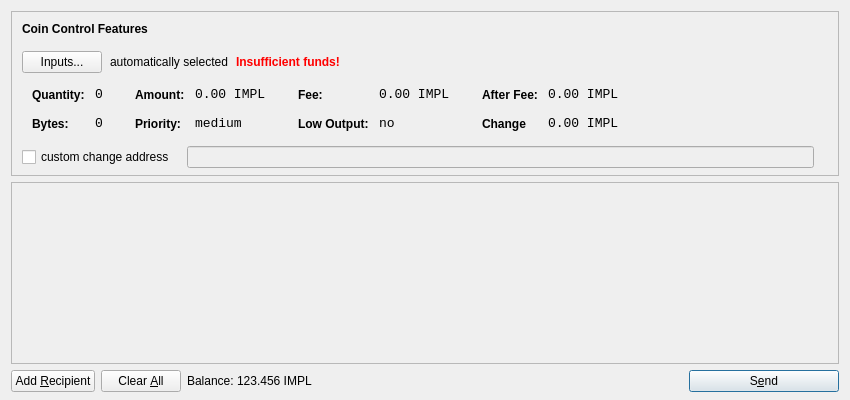
Above: src/qt/forms/sendcoinsdialog.ui from minblock/compute before the change. Below: the same form after it.
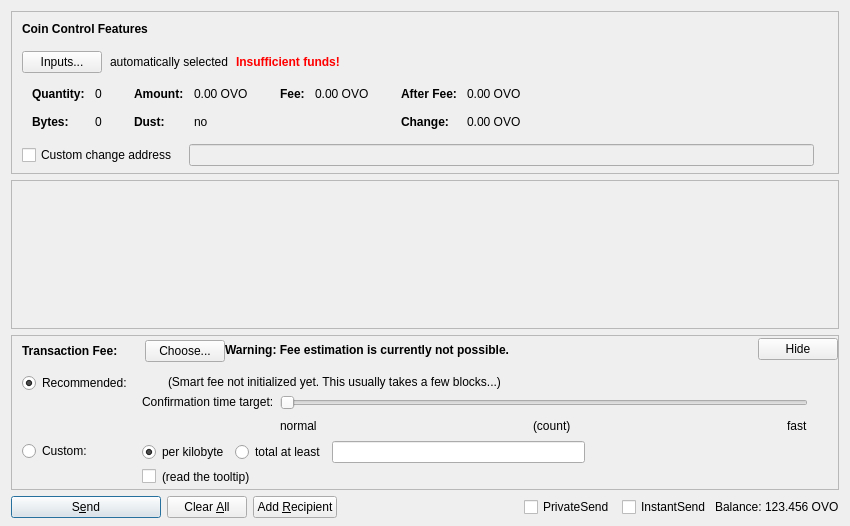
That is the form after the change. Icons and pictures are not drawn. Custom widgets are drawn as their Qt base class.

```diff
--- a/src/qt/forms/sendcoinsdialog.ui
+++ b/src/qt/forms/sendcoinsdialog.ui
@@ -7,13 +7,13 @@
     <x>0</x>
     <y>0</y>
     <width>850</width>
-    <height>400</height>
+    <height>526</height>
    </rect>
   </property>
   <property name="windowTitle">
    <string>Send Coins</string>
   </property>
-  <layout class="QVBoxLayout" name="verticalLayout" stretch="0,1,0">
+  <layout class="QVBoxLayout" name="verticalLayout" stretch="0,1,0,0">
    <property name="bottomMargin">
     <number>8</number>
    </property>
@@ -39,7 +39,7 @@
      </property>
      <layout class="QVBoxLayout" name="verticalLayoutCoinControl2">
       <property name="spacing">
-       <number>-1</number>
+       <number>0</number>
       </property>
       <property name="leftMargin">
        <number>0</number>
@@ -206,8 +206,11 @@
                </property>
                <item row="0" column="0">
                 <widget class="QLabel" name="labelCoinControlQuantityText">
-                 <property name="styleSheet">
-                  <string notr="true">font-weight:bold;</string>
+                 <property name="font">
+                  <font>
+                   <weight>75</weight>
+                   <bold>true</bold>
+                  </font>
                  </property>
                  <property name="text">
                   <string>Quantity:</string>
@@ -219,12 +222,6 @@
                </item>
                <item row="0" column="1">
                 <widget class="QLabel" name="labelCoinControlQuantity">
-                 <property name="font">
-                  <font>
-                   <family>Monospace</family>
-                   <pointsize>10</pointsize>
-                  </font>
-                 </property>
                  <property name="cursor">
                   <cursorShape>IBeamCursor</cursorShape>
                  </property>
@@ -244,8 +241,11 @@
                </item>
                <item row="1" column="0">
                 <widget class="QLabel" name="labelCoinControlBytesText">
-                 <property name="styleSheet">
-                  <string notr="true">font-weight:bold;</string>
+                 <property name="font">
+                  <font>
+                   <weight>75</weight>
+                   <bold>true</bold>
+                  </font>
                  </property>
                  <property name="text">
                   <string>Bytes:</string>
@@ -254,12 +254,6 @@
                </item>
                <item row="1" column="1">
                 <widget class="QLabel" name="labelCoinControlBytes">
-                 <property name="font">
-                  <font>
-                   <family>Monospace</family>
-                   <pointsize>10</pointsize>
-                  </font>
-                 </property>
                  <property name="cursor">
                   <cursorShape>IBeamCursor</cursorShape>
                  </property>
@@ -295,8 +289,11 @@
                </property>
                <item row="0" column="0">
                 <widget class="QLabel" name="labelCoinControlAmountText">
-                 <property name="styleSheet">
-                  <string notr="true">font-weight:bold;</string>
+                 <property name="font">
+                  <font>
+                   <weight>75</weight>
+                   <bold>true</bold>
+                  </font>
                  </property>
                  <property name="text">
                   <string>Amount:</string>
@@ -308,12 +305,6 @@
                </item>
                <item row="0" column="1">
                 <widget class="QLabel" name="labelCoinControlAmount">
-                 <property name="font">
-                  <font>
-                   <family>Monospace</family>
-                   <pointsize>10</pointsize>
-                  </font>
-                 </property>
                  <property name="cursor">
                   <cursorShape>IBeamCursor</cursorShape>
                  </property>
@@ -321,7 +312,7 @@
                   <enum>Qt::ActionsContextMenu</enum>
                  </property>
                  <property name="text">
-                  <string notr="true">0.00 IMPL</string>
+                  <string notr="true">0.00 OVO</string>
                  </property>
                  <property name="textInteractionFlags">
                   <set>Qt::LinksAccessibleByMouse|Qt::TextSelectableByKeyboard|Qt::TextSelectableByMouse</set>
@@ -329,23 +320,20 @@
                 </widget>
                </item>
                <item row="1" column="0">
-                <widget class="QLabel" name="labelCoinControlPriorityText">
-                 <property name="styleSheet">
-                  <string notr="true">font-weight:bold;</string>
+                <widget class="QLabel" name="labelCoinControlLowOutputText">
+                 <property name="font">
+                  <font>
+                   <weight>75</weight>
+                   <bold>true</bold>
+                  </font>
                  </property>
                  <property name="text">
-                  <string>Priority:</string>
+                  <string>Dust:</string>
                  </property>
                 </widget>
                </item>
                <item row="1" column="1">
-                <widget class="QLabel" name="labelCoinControlPriority">
-                 <property name="font">
-                  <font>
-                   <family>Monospace</family>
-                   <pointsize>10</pointsize>
-                  </font>
-                 </property>
+                <widget class="QLabel" name="labelCoinControlLowOutput">
                  <property name="cursor">
                   <cursorShape>IBeamCursor</cursorShape>
                  </property>
@@ -353,7 +341,7 @@
                   <enum>Qt::ActionsContextMenu</enum>
                  </property>
                  <property name="text">
-                  <string>medium</string>
+                  <string notr="true">no</string>
                  </property>
                  <property name="textInteractionFlags">
                   <set>Qt::LinksAccessibleByMouse|Qt::TextSelectableByKeyboard|Qt::TextSelectableByMouse</set>
@@ -381,8 +369,11 @@
                </property>
                <item row="0" column="0">
                 <widget class="QLabel" name="labelCoinControlFeeText">
-                 <property name="styleSheet">
-                  <string notr="true">font-weight:bold;</string>
+                 <property name="font">
+                  <font>
+                   <weight>75</weight>
+                   <bold>true</bold>
+                  </font>
                  </property>
                  <property name="text">
                   <string>Fee:</string>
@@ -394,12 +385,6 @@
                </item>
                <item row="0" column="1">
                 <widget class="QLabel" name="labelCoinControlFee">
-                 <property name="font">
-                  <font>
-                   <family>Monospace</family>
-                   <pointsize>10</pointsize>
-                  </font>
-                 </property>
                  <property name="cursor">
                   <cursorShape>IBeamCursor</cursorShape>
                  </property>
@@ -407,39 +392,7 @@
                   <enum>Qt::ActionsContextMenu</enum>
                  </property>
                  <property name="text">
-                  <string notr="true">0.00 IMPL</string>
-                 </property>
-                 <property name="textInteractionFlags">
-                  <set>Qt::LinksAccessibleByMouse|Qt::TextSelectableByKeyboard|Qt::TextSelectableByMouse</set>
-                 </property>
-                </widget>
-               </item>
-               <item row="1" column="0">
-                <widget class="QLabel" name="labelCoinControlLowOutputText">
-                 <property name="styleSheet">
-                  <string notr="true">font-weight:bold;</string>
-                 </property>
-                 <property name="text">
-                  <string>Low Output:</string>
-                 </property>
-                </widget>
-               </item>
-               <item row="1" column="1">
-                <widget class="QLabel" name="labelCoinControlLowOutput">
-                 <property name="font">
-                  <font>
-                   <family>Monospace</family>
-                   <pointsize>10</pointsize>
-                  </font>
-                 </property>
-                 <property name="cursor">
-                  <cursorShape>IBeamCursor</cursorShape>
-                 </property>
-                 <property name="contextMenuPolicy">
-                  <enum>Qt::ActionsContextMenu</enum>
-                 </property>
-                 <property name="text">
-                  <string>no</string>
+                  <string notr="true">0.00 OVO</string>
                  </property>
                  <property name="textInteractionFlags">
                   <set>Qt::LinksAccessibleByMouse|Qt::TextSelectableByKeyboard|Qt::TextSelectableByMouse</set>
@@ -467,8 +420,11 @@
                </property>
                <item row="0" column="0">
                 <widget class="QLabel" name="labelCoinControlAfterFeeText">
-                 <property name="styleSheet">
-                  <string notr="true">font-weight:bold;</string>
+                 <property name="font">
+                  <font>
+                   <weight>75</weight>
+                   <bold>true</bold>
+                  </font>
                  </property>
                  <property name="text">
                   <string>After Fee:</string>
@@ -480,12 +436,6 @@
                </item>
                <item row="0" column="1">
                 <widget class="QLabel" name="labelCoinControlAfterFee">
-                 <property name="font">
-                  <font>
-                   <family>Monospace</family>
-                   <pointsize>10</pointsize>
-                  </font>
-                 </property>
                  <property name="cursor">
                   <cursorShape>IBeamCursor</cursorShape>
                  </property>
@@ -493,7 +443,7 @@
                   <enum>Qt::ActionsContextMenu</enum>
                  </property>
                  <property name="text">
-                  <string notr="true">0.00 IMPL</string>
+                  <string notr="true">0.00 OVO</string>
                  </property>
                  <property name="textInteractionFlags">
                   <set>Qt::LinksAccessibleByMouse|Qt::TextSelectableByKeyboard|Qt::TextSelectableByMouse</set>
@@ -502,22 +452,19 @@
                </item>
                <item row="1" column="0">
                 <widget class="QLabel" name="labelCoinControlChangeText">
-                 <property name="styleSheet">
-                  <string notr="true">font-weight:bold;</string>
+                 <property name="font">
+                  <font>
+                   <weight>75</weight>
+                   <bold>true</bold>
+                  </font>
                  </property>
                  <property name="text">
-                  <string>Change</string>
+                  <string>Change:</string>
                  </property>
                 </widget>
                </item>
                <item row="1" column="1">
                 <widget class="QLabel" name="labelCoinControlChange">
-                 <property name="font">
-                  <font>
-                   <family>Monospace</family>
-                   <pointsize>10</pointsize>
-                  </font>
-                 </property>
                  <property name="cursor">
                   <cursorShape>IBeamCursor</cursorShape>
                  </property>
@@ -525,7 +472,7 @@
                   <enum>Qt::ActionsContextMenu</enum>
                  </property>
                  <property name="text">
-                  <string notr="true">0.00 IMPL</string>
+                  <string notr="true">0.00 OVO</string>
                  </property>
                  <property name="textInteractionFlags">
                   <set>Qt::LinksAccessibleByMouse|Qt::TextSelectableByKeyboard|Qt::TextSelectableByMouse</set>
@@ -556,7 +503,7 @@
           <item>
            <widget class="QCheckBox" name="checkBoxCoinControlChange">
             <property name="text">
-             <string>custom change address</string>
+             <string>Custom change address</string>
             </property>
            </widget>
           </item>
@@ -626,11 +573,20 @@
         <x>0</x>
         <y>0</y>
         <width>830</width>
-        <height>165</height>
+        <height>104</height>
        </rect>
       </property>
-      <layout class="QVBoxLayout" name="verticalLayout_2">
-       <property name="margin">
+      <layout class="QVBoxLayout" name="verticalLayout_2" stretch="0,1">
+       <property name="leftMargin">
+        <number>0</number>
+       </property>
+       <property name="topMargin">
+        <number>0</number>
+       </property>
+       <property name="rightMargin">
+        <number>0</number>
+       </property>
+       <property name="bottomMargin">
         <number>0</number>
        </property>
        <item>
@@ -657,19 +613,601 @@
      </widget>
     </widget>
    </item>
+   <item>
+    <widget class="QFrame" name="frameFee">
+     <property name="sizePolicy">
+      <sizepolicy hsizetype="Expanding" vsizetype="Expanding">
+       <horstretch>0</horstretch>
+       <verstretch>0</verstretch>
+      </sizepolicy>
+     </property>
+     <property name="maximumSize">
+      <size>
+       <width>16777215</width>
+       <height>16777215</height>
+      </size>
+     </property>
+     <property name="frameShape">
+      <enum>QFrame::StyledPanel</enum>
+     </property>
+     <property name="frameShadow">
+      <enum>QFrame::Sunken</enum>
+     </property>
+     <layout class="QVBoxLayout" name="verticalLayoutFee1">
+      <property name="spacing">
+       <number>0</number>
+      </property>
+      <property name="leftMargin">
+       <number>0</number>
+      </property>
+      <property name="topMargin">
+       <number>0</number>
+      </property>
+      <property name="rightMargin">
+       <number>0</number>
+      </property>
+      <property name="bottomMargin">
+       <number>0</number>
+      </property>
+      <item>
+       <layout class="QVBoxLayout" name="verticalLayoutFee2" stretch="0,0,0">
+        <property name="spacing">
+         <number>0</number>
+        </property>
+        <property name="leftMargin">
+         <number>10</number>
+        </property>
+        <property name="topMargin">
+         <number>0</number>
+        </property>
+        <item>
+         <layout class="QHBoxLayout" name="horizontalLayoutFee1">
+          <property name="bottomMargin">
+           <number>0</number>
+          </property>
+          <item>
+           <layout class="QVBoxLayout" name="verticalLayoutFee7">
+            <property name="spacing">
+             <number>0</number>
+            </property>
+            <item>
+             <spacer name="verticalSpacerSmartFee">
+              <property name="orientation">
+               <enum>Qt::Vertical</enum>
+              </property>
+              <property name="sizeType">
+               <enum>QSizePolicy::Fixed</enum>
+              </property>
+              <property name="sizeHint" stdset="0">
+               <size>
+                <width>1</width>
+                <height>4</height>
+               </size>
+              </property>
+             </spacer>
+            </item>
+            <item>
+             <layout class="QHBoxLayout" name="horizontalLayoutSmartFee">
+              <property name="spacing">
+               <number>10</number>
+              </property>
+              <item>
+               <widget class="QLabel" name="labelFeeHeadline">
+                <property name="sizePolicy">
+                 <sizepolicy hsizetype="Preferred" vsizetype="Maximum">
+                  <horstretch>0</horstretch>
+                  <verstretch>0</verstretch>
+                 </sizepolicy>
+                </property>
+                <property name="font">
+                 <font>
+                  <weight>75</weight>
+                  <bold>true</bold>
+                 </font>
+                </property>
+                <property name="styleSheet">
+                 <string notr="true">font-weight:bold;</string>
+                </property>
+                <property name="text">
+                 <string>Transaction Fee:</string>
+                </property>
+               </widget>
+              </item>
+              <item>
+               <widget class="QLabel" name="labelFeeMinimized">
+                <property name="text">
+                 <string/>
+                </property>
+               </widget>
+              </item>
+              <item>
+               <widget class="QPushButton" name="buttonChooseFee">
+                <property name="text">
+                 <string>Choose...</string>
+                </property>
+               </widget>
+              </item>
+             </layout>
+            </item>
+            <item>
+             <spacer name="verticalSpacer_5">
+              <property name="orientation">
+               <enum>Qt::Vertical</enum>
+              </property>
+              <property name="sizeHint" stdset="0">
+               <size>
+                <width>1</width>
+                <height>1</height>
+               </size>
+              </property>
+             </spacer>
+            </item>
+           </layout>
+          </item>
+          <item>
+           <widget class="QLabel" name="fallbackFeeWarningLabel">
+            <property name="toolTip">
+             <string>Using the fallbackfee can result in sending a transaction that will take several hours or days (or never) to confirm. Consider choosing your fee manually or wait until your have validated the complete chain.</string>
+            </property>
+            <property name="font">
+            <font>
+                <weight>75</weight>
+                <bold>true</bold>
+            </font>
+            </property>
+            <property name="text">
+             <string>Warning: Fee estimation is currently not possible.</string>
+            </property>
+            <property name="wordWrap">
+             <bool>false</bool>
+            </property>
+           </widget>
+          </item>
+          <item>
+           <spacer name="horizontalSpacer_4">
+            <property name="orientation">
+             <enum>Qt::Horizontal</enum>
+            </property>
+            <property name="sizeType">
+             <enum>QSizePolicy::MinimumExpanding</enum>
+            </property>
+            <property name="sizeHint" stdset="0">
+             <size>
+              <width>40</width>
+              <height>20</height>
+             </size>
+            </property>
+           </spacer>
+          </item>
+          <item>
+           <widget class="QPushButton" name="buttonMinimizeFee">
+            <property name="toolTip">
+             <string>collapse fee-settings</string>
+            </property>
+            <property name="text">
+             <string>Hide</string>
+            </property>
+           </widget>
+          </item>
+         </layout>
+        </item>
+        <item>
+         <widget class="QFrame" name="frameFeeSelection">
+          <layout class="QVBoxLayout" name="verticalLayoutFee12">
+           <property name="spacing">
+            <number>0</number>
+           </property>
+           <property name="leftMargin">
+            <number>0</number>
+           </property>
+           <property name="topMargin">
+            <number>0</number>
+           </property>
+           <property name="rightMargin">
+            <number>0</number>
+           </property>
+           <property name="bottomMargin">
+            <number>0</number>
+           </property>
+           <item>
+            <layout class="QGridLayout" name="gridLayoutFee">
+             <property name="topMargin">
+              <number>10</number>
+             </property>
+             <property name="bottomMargin">
+              <number>4</number>
+             </property>
+             <property name="horizontalSpacing">
+              <number>10</number>
+             </property>
+             <property name="verticalSpacing">
+              <number>4</number>
+             </property>
+             <item row="1" column="1">
+              <layout class="QVBoxLayout" name="verticalLayoutFee8">
+               <property name="spacing">
+                <number>6</number>
+               </property>
+               <item>
+                <layout class="QHBoxLayout" name="horizontalLayoutFee13">
+                 <item>
+                  <widget class="QRadioButton" name="radioCustomPerKilobyte">
+                   <property name="toolTip">
+                    <string>If the custom fee is set to 1000 duffs and the transaction is only 250 bytes, then &quot;per kilobyte&quot; only pays 250 duffs in fee,&lt;br /&gt;while &quot;at least&quot; pays 1000 duffs. For transactions bigger than a kilobyte both pay by kilobyte.</string>
+                   </property>
+                   <property name="text">
+                    <string>per kilobyte</string>
+                   </property>
+                   <property name="checked">
+                    <bool>true</bool>
+                   </property>
+                   <attribute name="buttonGroup">
+                    <string notr="true">groupCustomFee</string>
+                   </attribute>
+                  </widget>
+                 </item>
+                 <item>
+                  <widget class="QRadioButton" name="radioCustomAtLeast">
+                   <property name="toolTip">
+                    <string>If the custom fee is set to 1000 duffs and the transaction is only 250 bytes, then &quot;per kilobyte&quot; only pays 250 duffs in fee,&lt;br /&gt;while &quot;total at least&quot; pays 1000 duffs. For transactions bigger than a kilobyte both pay by kilobyte.</string>
+                   </property>
+                   <property name="text">
+                    <string>total at least</string>
+                   </property>
+                   <attribute name="buttonGroup">
+                    <string notr="true">groupCustomFee</string>
+                   </attribute>
+                  </widget>
+                 </item>
+                 <item>
+                  <widget class="BitcoinAmountField" name="customFee"/>
+                 </item>
+                 <item>
+                  <spacer name="horizontalSpacer_6">
+                   <property name="orientation">
+                    <enum>Qt::Horizontal</enum>
+                   </property>
+                   <property name="sizeHint" stdset="0">
+                    <size>
+                     <width>1</width>
+                     <height>1</height>
+                    </size>
+                   </property>
+                  </spacer>
+                 </item>
+                </layout>
+               </item>
+               <item>
+                <layout class="QHBoxLayout" name="horizontalLayoutFee8">
+                 <item>
+                  <widget class="QCheckBox" name="checkBoxMinimumFee">
+                   <property name="toolTip">
+                    <string>Paying only the minimum fee is just fine as long as there is less transaction volume than space in the blocks.&lt;br /&gt;But be aware that this can end up in a never confirming transaction once there is more demand for ovo transactions than the network can process.</string>
+                   </property>
+                   <property name="text">
+                    <string/>
+                   </property>
+                  </widget>
+                 </item>
+                 <item>
+                  <widget class="QLabel" name="labelMinFeeWarning">
+                   <property name="enabled">
+                    <bool>true</bool>
+                   </property>
+                   <property name="toolTip">
+                    <string>Paying only the minimum fee is just fine as long as there is less transaction volume than space in the blocks.&lt;br /&gt;But be aware that this can end up in a never confirming transaction once there is more demand for ovo transactions than the network can process.</string>
+                   </property>
+                   <property name="text">
+                    <string>(read the tooltip)</string>
+                   </property>
+                   <property name="margin">
+                    <number>5</number>
+                   </property>
+                  </widget>
+                 </item>
+                 <item>
+                  <spacer name="horizontalSpacer_2">
+                   <property name="orientation">
+                    <enum>Qt::Horizontal</enum>
+                   </property>
+                   <property name="sizeHint" stdset="0">
+                    <size>
+                     <width>1</width>
+                     <height>1</height>
+                    </size>
+                   </property>
+                  </spacer>
+                 </item>
+                </layout>
+               </item>
+              </layout>
+             </item>
+             <item row="0" column="0">
+              <layout class="QVBoxLayout" name="verticalLayoutFee4" stretch="0,1">
+               <item>
+                <widget class="QRadioButton" name="radioSmartFee">
+                 <property name="text">
+                  <string>Recommended:</string>
+                 </property>
+                 <property name="checked">
+                  <bool>true</bool>
+                 </property>
+                 <attribute name="buttonGroup">
+                  <string notr="true">groupFee</string>
+                 </attribute>
+                </widget>
+               </item>
+               <item>
+                <spacer name="verticalSpacer_2">
+                 <property name="orientation">
+                  <enum>Qt::Vertical</enum>
+                 </property>
+                 <property name="sizeHint" stdset="0">
+                  <size>
+                   <width>1</width>
+                   <height>1</height>
+                  </size>
+                 </property>
+                </spacer>
+               </item>
+              </layout>
+             </item>
+             <item row="1" column="0">
+              <layout class="QVBoxLayout" name="verticalLayoutFee9" stretch="0,1">
+               <item>
+                <widget class="QRadioButton" name="radioCustomFee">
+                 <property name="text">
+                  <string>Custom:</string>
+                 </property>
+                 <attribute name="buttonGroup">
+                  <string notr="true">groupFee</string>
+                 </attribute>
+                </widget>
+               </item>
+               <item>
+                <spacer name="verticalSpacer_6">
+                 <property name="orientation">
+                  <enum>Qt::Vertical</enum>
+                 </property>
+                 <property name="sizeHint" stdset="0">
+                  <size>
+                   <width>1</width>
+                   <height>1</height>
+                  </size>
+                 </property>
+                </spacer>
+               </item>
+              </layout>
+             </item>
+             <item row="0" column="1">
+              <layout class="QVBoxLayout" name="verticalLayoutFee3" stretch="0,0,1">
+               <property name="spacing">
+                <number>6</number>
+               </property>
+               <property name="topMargin">
+                <number>2</number>
+               </property>
+               <item>
+                <layout class="QHBoxLayout" name="horizontalLayoutFee12">
+                 <item>
+                  <widget class="QLabel" name="labelSmartFee">
+                   <property name="text">
+                    <string/>
+                   </property>
+                   <property name="margin">
+                    <number>2</number>
+                   </property>
+                  </widget>
+                 </item>
+                 <item>
+                  <widget class="QLabel" name="labelFeeEstimation">
+                   <property name="text">
+                    <string/>
+                   </property>
+                  </widget>
+                 </item>
+                 <item>
+                  <widget class="QLabel" name="labelSmartFee2">
+                   <property name="text">
+                    <string>(Smart fee not initialized yet. This usually takes a few blocks...)</string>
+                   </property>
+                   <property name="margin">
+                    <number>2</number>
+                   </property>
+                  </widget>
+                 </item>
+                 <item>
+                  <spacer name="horizontalSpacer_5">
+                   <property name="orientation">
+                    <enum>Qt::Horizontal</enum>
+                   </property>
+                   <property name="sizeHint" stdset="0">
+                    <size>
+                     <width>1</width>
+                     <height>1</height>
+                    </size>
+                   </property>
+                  </spacer>
+                 </item>
+                </layout>
+               </item>
+               <item>
+                <layout class="QHBoxLayout" name="horizontalLayoutFee9">
+                 <item>
+                  <layout class="QVBoxLayout" name="verticalLayoutFee6">
+                   <item>
+                    <widget class="QLabel" name="labelSmartFee3">
+                     <property name="text">
+                      <string>Confirmation time target:</string>
+                     </property>
+                     <property name="margin">
+                      <number>2</number>
+                     </property>
+                    </widget>
+                   </item>
+                   <item>
+                    <spacer name="verticalSpacer_3">
+                     <property name="orientation">
+                      <enum>Qt::Vertical</enum>
+                     </property>
+                     <property name="sizeHint" stdset="0">
+                      <size>
+                       <width>1</width>
+                       <height>1</height>
+                      </size>
+                     </property>
+                    </spacer>
+                   </item>
+                  </layout>
+                 </item>
+                 <item>
+                  <layout class="QVBoxLayout" name="verticalLayoutFee5">
+                   <property name="rightMargin">
+                    <number>30</number>
+                   </property>
+                   <item>
+                    <widget class="QSlider" name="sliderSmartFee">
+                     <property name="minimum">
+                      <number>0</number>
+                     </property>
+                     <property name="maximum">
+                      <number>23</number>
+                     </property>
+                     <property name="pageStep">
+                      <number>1</number>
+                     </property>
+                     <property name="value">
+                      <number>0</number>
+                     </property>
+                     <property name="orientation">
+                      <enum>Qt::Horizontal</enum>
+                     </property>
+                     <property name="invertedAppearance">
+                      <bool>false</bool>
+                     </property>
+                     <property name="invertedControls">
+                      <bool>false</bool>
+                     </property>
+                     <property name="tickPosition">
+                      <enum>QSlider::NoTicks</enum>
+                     </property>
+                    </widget>
+                   </item>
+                   <item>
+                    <layout class="QHBoxLayout" name="horizontalLayoutFee10">
+                     <item>
+                      <widget class="QLabel" name="labelSmartFeeNormal">
+                       <property name="text">
+                        <string>normal</string>
+                       </property>
+                      </widget>
+                     </item>
+                     <item>
+                      <spacer name="horizontalSpacer_7">
+                       <property name="orientation">
+                        <enum>Qt::Horizontal</enum>
+                       </property>
+                       <property name="sizeHint" stdset="0">
+                        <size>
+                         <width>40</width>
+                         <height>20</height>
+                        </size>
+                       </property>
+                      </spacer>
+                     </item>
+                     <item>
+                      <widget class="QLabel" name="confirmationTargetLabel">
+                       <property name="text">
+                        <string notr="true">(count)</string>
+                       </property>
+                      </widget>
+                     </item>
+                     <item>
+                      <spacer name="horizontalSpacer_3">
+                       <property name="orientation">
+                        <enum>Qt::Horizontal</enum>
+                       </property>
+                       <property name="sizeHint" stdset="0">
+                        <size>
+                         <width>40</width>
+                         <height>20</height>
+                        </size>
+                       </property>
+                      </spacer>
+                     </item>
+                     <item>
+                      <widget class="QLabel" name="labelSmartFeeFast">
+                       <property name="text">
+                        <string>fast</string>
+                       </property>
+                      </widget>
+                     </item>
+                    </layout>
+                   </item>
+                  </layout>
+                 </item>
+                </layout>
+               </item>
+               <item>
+                <spacer name="verticalSpacer_4">
+                 <property name="orientation">
+                  <enum>Qt::Vertical</enum>
+                 </property>
+                 <property name="sizeHint" stdset="0">
+                  <size>
+                   <width>1</width>
+                   <height>1</height>
+                  </size>
+                 </property>
+                </spacer>
+               </item>
+              </layout>
+             </item>
+            </layout>
+           </item>
+          </layout>
+         </widget>
+        </item>
+        <item>
+         <spacer name="verticalSpacerFee">
+          <property name="orientation">
+           <enum>Qt::Vertical</enum>
+          </property>
+          <property name="sizeHint" stdset="0">
+           <size>
+            <width>800</width>
+            <height>1</height>
+           </size>
+          </property>
+         </spacer>
+        </item>
+       </layout>
+      </item>
+     </layout>
+    </widget>
+   </item>
    <item>
     <layout class="QHBoxLayout" name="horizontalLayout">
      <item>
-      <widget class="QPushButton" name="addButton">
+      <widget class="QPushButton" name="sendButton">
+       <property name="minimumSize">
+        <size>
+         <width>150</width>
+         <height>0</height>
+        </size>
+       </property>
        <property name="toolTip">
         <string>Send to multiple recipients at once</string>
        </property>
        <property name="text">
-        <string>Add &amp;Recipient</string>
+        <string>S&amp;end</string>
        </property>
        <property name="autoDefault">
         <bool>false</bool>
        </property>
+       <property name="default">
+        <bool>true</bool>
+       </property>
       </widget>
      </item>
      <item>
@@ -689,24 +1227,73 @@
        <property name="autoRepeatDelay">
         <number>300</number>
        </property>
+      </widget>
+     </item>
+     <item>
+      <widget class="QPushButton" name="addButton">
+       <property name="toolTip">
+        <string>Send to multiple recipients at once</string>
+       </property>
+       <property name="text">
+        <string>Add &amp;Recipient</string>
+       </property>
        <property name="autoDefault">
         <bool>false</bool>
        </property>
       </widget>
      </item>
+     <item>
+      <spacer name="horizontalSpacer">
+       <property name="orientation">
+        <enum>Qt::Horizontal</enum>
+       </property>
+       <property name="sizeHint" stdset="0">
+        <size>
+         <width>40</width>
+         <height>20</height>
+        </size>
+       </property>
+      </spacer>
+     </item>
      <item>
       <layout class="QHBoxLayout" name="horizontalLayout_2">
        <property name="spacing">
         <number>3</number>
        </property>
+       <item>
+        <widget class="QCheckBox" name="checkUsePrivateSend">
+         <property name="minimumSize">
+          <size>
+           <width>95</width>
+           <height>0</height>
+          </size>
+         </property>
+         <property name="text">
+          <string>PrivateSend</string>
+         </property>
+         <property name="checked">
+          <bool>false</bool>
+         </property>
+        </widget>
+       </item>
+       <item>
+        <widget class="QCheckBox" name="checkUseInstantSend">
+         <property name="enabled">
+          <bool>true</bool>
+         </property>
+         <property name="minimumSize">
+          <size>
+           <width>85</width>
+           <height>0</height>
+          </size>
+         </property>
+         <property name="text">
+          <string>InstantSend</string>
+         </property>
+        </widget>
+       </item>
        <item>
         <widget class="QLabel" name="label">
-         <property name="sizePolicy">
-          <sizepolicy hsizetype="Preferred" vsizetype="Fixed">
-           <horstretch>0</horstretch>
-           <verstretch>0</verstretch>
-          </sizepolicy>
-         </property>
          <property name="text">
           <string>Balance:</string>
          </property>
@@ -724,7 +1311,7 @@
           <cursorShape>IBeamCursor</cursorShape>
          </property>
          <property name="text">
-          <string notr="true">123.456 IMPL</string>
+          <string notr="true">123.456 OVO</string>
          </property>
          <property name="textInteractionFlags">
           <set>Qt::LinksAccessibleByMouse|Qt::TextSelectableByKeyboard|Qt::TextSelectableByMouse</set>
@@ -733,46 +1320,23 @@
        </item>
       </layout>
      </item>
-     <item>
-      <spacer name="horizontalSpacer">
-       <property name="orientation">
-        <enum>Qt::Horizontal</enum>
-       </property>
-       <property name="sizeHint" stdset="0">
-        <size>
-         <width>40</width>
-         <height>20</height>
-        </size>
-       </property>
-      </spacer>
-     </item>
-     <item>
-      <widget class="QPushButton" name="sendButton">
-       <property name="minimumSize">
-        <size>
-         <width>150</width>
-         <height>0</height>
-        </size>
-       </property>
-       <property name="toolTip">
-        <string>Confirm the send action</string>
-       </property>
-       <property name="text">
-        <string>S&amp;end</string>
-       </property>
-       <property name="icon">
-        <iconset resource="../bitcoin.qrc">
-         <normaloff>:/icons/send</normaloff>:/icons/send</iconset>
-       </property>
-       <property name="default">
-        <bool>true</bool>
-       </property>
-      </widget>
-     </item>
     </layout>
    </item>
   </layout>
  </widget>
+ <customwidgets>
+  <customwidget>
+   <class>QValidatedLineEdit</class>
+   <extends>QLineEdit</extends>
+   <header>qvalidatedlineedit.h</header>
+  </customwidget>
+  <customwidget>
+   <class>BitcoinAmountField</class>
+   <extends>QLineEdit</extends>
+   <header>bitcoinamountfield.h</header>
+   <container>1</container>
+  </customwidget>
+ </customwidgets>
  <resources>
   <include location="../bitcoin.qrc"/>
  </resources>
```
Left out of the diff: 37 changed lines with no effect on the pictures.
